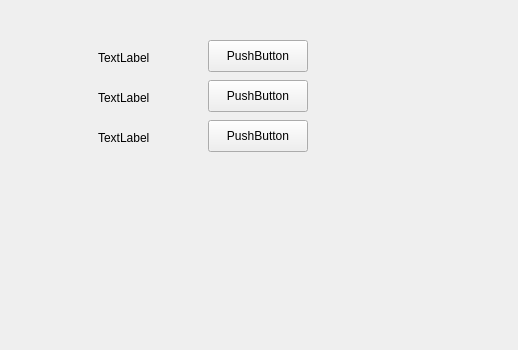
Qt form qtearvinstockswindow.ui (earvinlin/QTEarvinSTKPGMs) before a commit; both pictures show x 282 to 800 and y 0 to 350 of the 800 by 600 pixel window.
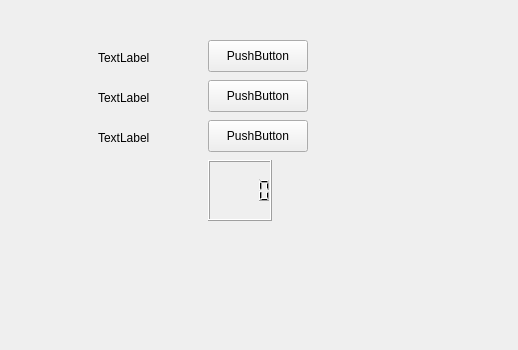
The same form after that commit.

```diff
--- a/qtearvinstockswindow.ui
+++ b/qtearvinstockswindow.ui
@@ -92,6 +92,16 @@
      <string>TextLabel</string>
     </property>
    </widget>
+   <widget class="QLCDNumber" name="lcdNumber">
+    <property name="geometry">
+     <rect>
+      <x>490</x>
+      <y>160</y>
+      <width>64</width>
+      <height>61</height>
+     </rect>
+    </property>
+   </widget>
   </widget>
   <widget class="QMenuBar" name="menubar">
    <property name="geometry">
```
Left out of the diff: 2 changed lines with no effect on the pictures.
